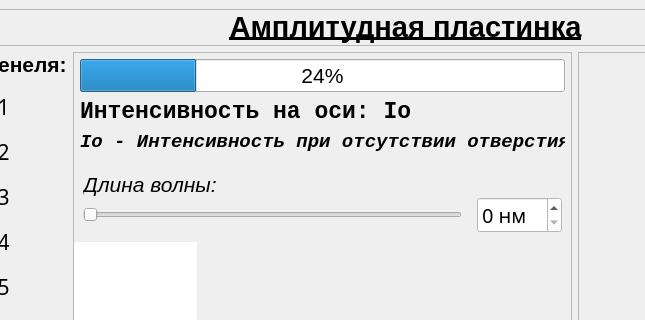
Old version of the form QtFresnelZones/amplitudeplatewindow.ui in the repository Lnd-stoL/fresnel-zones-qt; both pictures show x 104 to 749 and y 0 to 320 of the 1024 by 768 pixel window.
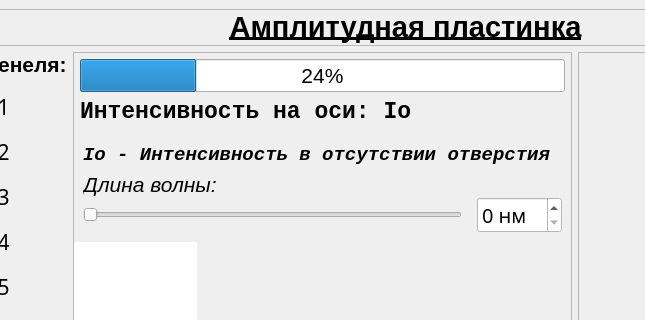
New version of the form. Custom widgets are drawn as their Qt base class.

```diff
--- a/QtFresnelZones/amplitudeplatewindow.ui
+++ b/QtFresnelZones/amplitudeplatewindow.ui
@@ -124,29 +124,6 @@
             </property>
            </widget>
           </item>
-          <item alignment="Qt::AlignLeft">
-           <widget class="FontScalableLabel" name="label_3">
-            <property name="font">
-             <font>
-              <family>Courier New</family>
-              <pointsize>14</pointsize>
-              <weight>75</weight>
-              <italic>true</italic>
-              <bold>true</bold>
-             </font>
-            </property>
-            <property name="styleSheet">
-             <string notr="true">padding-left:0;
-</string>
-            </property>
-            <property name="text">
-             <string>&lt;html&gt;&lt;head/&gt;&lt;body&gt;&lt;p&gt;Io - Интенсивность при отсутствии отверстия&lt;/p&gt;&lt;/body&gt;&lt;/html&gt;</string>
-            </property>
-            <property name="alignment">
-             <set>Qt::AlignLeading|Qt::AlignLeft|Qt::AlignVCenter</set>
-            </property>
-           </widget>
-          </item>
          </layout>
         </widget>
        </item>
@@ -159,7 +136,7 @@
           </sizepolicy>
          </property>
          <layout class="QGridLayout" name="gridLayout_6">
-          <item row="0" column="0">
+          <item row="1" column="0">
            <layout class="QVBoxLayout" name="verticalLayout_4">
             <property name="spacing">
              <number>0</number>
@@ -238,6 +215,38 @@
             </item>
            </layout>
           </item>
+          <item row="0" column="0">
+           <widget class="FontScalableLabel" name="label_3">
+            <property name="sizePolicy">
+             <sizepolicy hsizetype="Preferred" vsizetype="Preferred">
+              <horstretch>0</horstretch>
+              <verstretch>0</verstretch>
+             </sizepolicy>
+            </property>
+            <property name="font">
+             <font>
+              <family>Courier New</family>
+              <pointsize>14</pointsize>
+              <weight>75</weight>
+              <italic>true</italic>
+              <bold>true</bold>
+             </font>
+            </property>
+            <property name="styleSheet">
+             <string notr="true">padding-left:0;
+</string>
+            </property>
+            <property name="text">
+             <string>&lt;html&gt;&lt;head/&gt;&lt;body&gt;&lt;p&gt;Io - Интенсивность в отсутствии отверстия&lt;/p&gt;&lt;/body&gt;&lt;/html&gt;</string>
+            </property>
+            <property name="alignment">
+             <set>Qt::AlignLeading|Qt::AlignLeft|Qt::AlignVCenter</set>
+            </property>
+            <property name="wordWrap">
+             <bool>true</bool>
+            </property>
+           </widget>
+          </item>
          </layout>
         </widget>
        </item>
```
